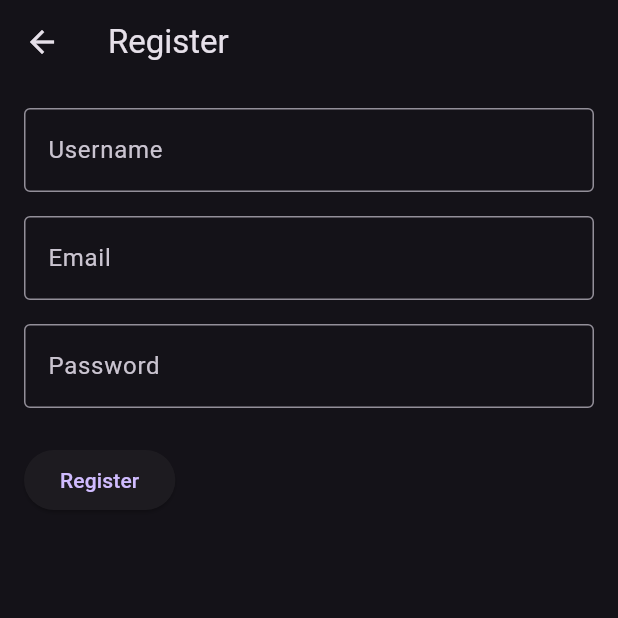
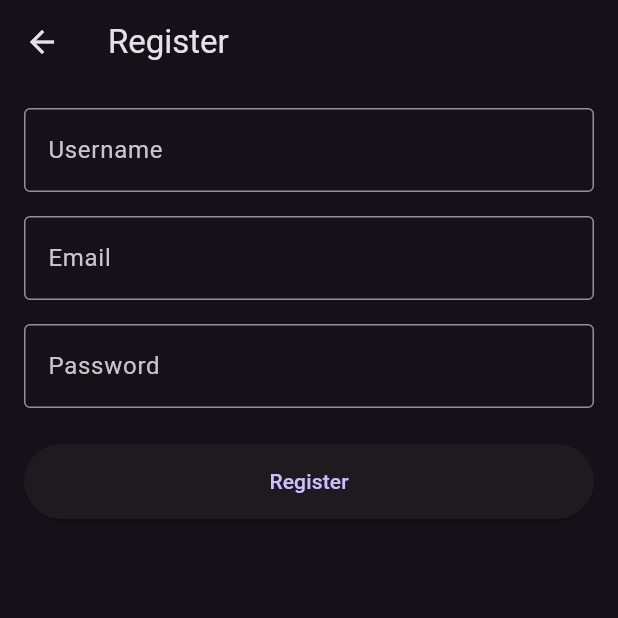
Before and after one commit to Pen4o1/ClashOfClansMobileApp, a Flutter app: the screen it shows after launch, after a tap on "Login", after a tap on "Register", on a phone screen of 412 x 824 dp, the top half of it. Run offline on Flutter 3.47's test engine with Material 3 defaults, Android fonts, the phone set to English and light mode, and no system bars; our stand-ins replace shared_preferences.

Commit message:
Add navigation to HomeScreen after successful login and registration; improve button styling

```diff
--- a/frontend/lib/screens/auth/login_screen.dart
+++ b/frontend/lib/screens/auth/login_screen.dart
@@ -1,4 +1,5 @@
 import 'package:flutter/material.dart';
+import '../home_screen.dart';
 
 class LoginScreen extends StatefulWidget {
   const LoginScreen({super.key});
@@ -24,6 +25,11 @@ class _LoginScreenState extends State<LoginScreen> {
       // Handle login logic here
       debugPrint('Username:  [32m${_usernameController.text} [0m');
       debugPrint('Password:  [32m${_passwordController.text} [0m');
+
+      Navigator.push(
+      context,
+      MaterialPageRoute(builder: (context) => const HomeScreen()),
+    );
     }
   }
 
@@ -74,10 +80,14 @@ class _LoginScreenState extends State<LoginScreen> {
                 },
               ),
               const SizedBox(height: 24),
-              ElevatedButton(
+              SizedBox(
+              width: double.infinity,
+              height: 50,
+              child: ElevatedButton(
                 onPressed: _submitForm,
                 child: const Text('Login'),
               ),
+            ),
               const SizedBox(height: 16),
               Row(
                 mainAxisAlignment: MainAxisAlignment.center,
--- a/frontend/lib/screens/auth/register_screen.dart
+++ b/frontend/lib/screens/auth/register_screen.dart
@@ -1,4 +1,5 @@
 import 'package:flutter/material.dart';
+import '../home_screen.dart';
 
 class RegisterScreen extends StatefulWidget {
   const RegisterScreen({super.key});
@@ -27,6 +28,11 @@ class _RegisterScreenState extends State<RegisterScreen> {
       debugPrint('Username: ${_usernameController.text}');
       debugPrint('Email: ${_emailController.text}');
       debugPrint('Password: ${_passwordController.text}');
+
+      Navigator.push(
+      context,
+      MaterialPageRoute(builder: (context) => const HomeScreen()),
+    );
     }
   }
 
@@ -91,10 +97,14 @@ class _RegisterScreenState extends State<RegisterScreen> {
                 },
               ),
               const SizedBox(height: 24),
-              ElevatedButton(
+              SizedBox(
+              width: double.infinity,
+              height: 50,
+              child: ElevatedButton(
                 onPressed: _submitForm,
                 child: const Text('Register'),
               ),
+            ),
             ],
           ),
         ),
```
